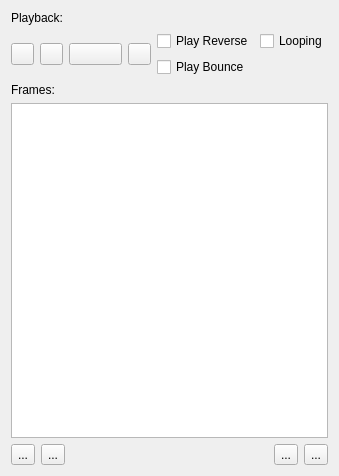
First picture: the form in DesignerTool/src/WidgetSpriteState.ui, repository GameOverture/HarmonyEngine, before the edit.
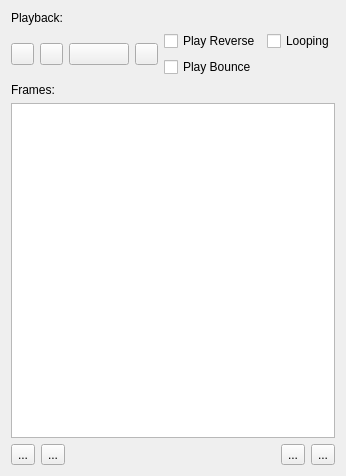
Second picture: the form after the edit.

Commit message: Resizing the headers for sprite upon resizing qtableview

```diff
--- a/DesignerTool/src/WidgetSpriteState.ui
+++ b/DesignerTool/src/WidgetSpriteState.ui
@@ -115,6 +115,18 @@
    </item>
    <item>
     <widget class="QTableView" name="framesView">
+     <property name="sizePolicy">
+      <sizepolicy hsizetype="Minimum" vsizetype="Expanding">
+       <horstretch>0</horstretch>
+       <verstretch>0</verstretch>
+      </sizepolicy>
+     </property>
+     <property name="minimumSize">
+      <size>
+       <width>324</width>
+       <height>0</height>
+      </size>
+     </property>
      <property name="horizontalScrollBarPolicy">
       <enum>Qt::ScrollBarAlwaysOff</enum>
      </property>
```
The commit also changes 3 other files.
